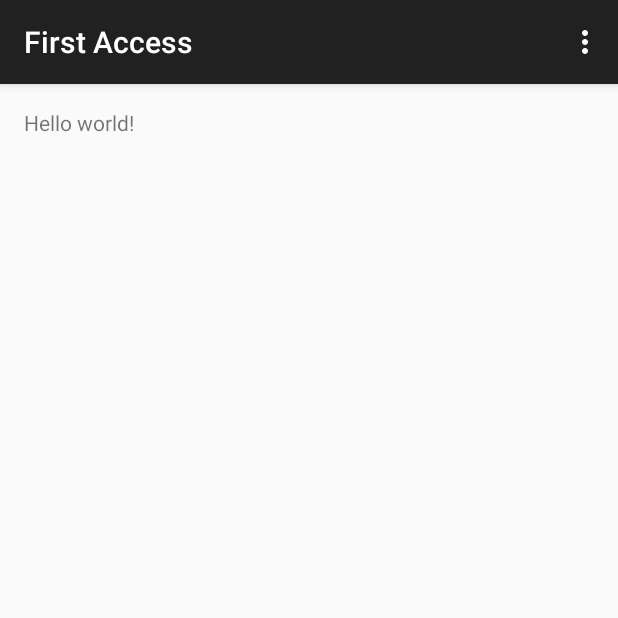
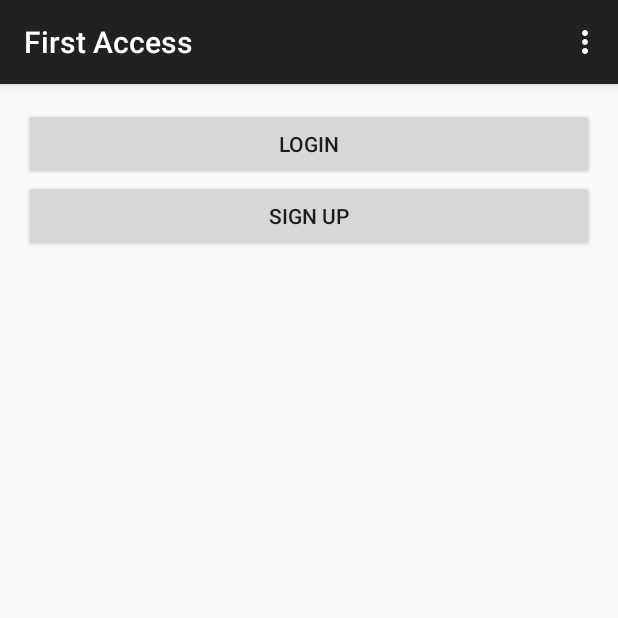
Before and after one commit to caps7744/sound4u, an Android app: the screen it shows after launch (FirstAccessActivity), on a phone screen of 412 x 824 dp, the top half of it. Run offline under Robolectric (Android 15) with nearby library versions, the phone set to English and light mode, and no system bars.

Commit message:
Changed Splash Screen look and feel and timeouts. Created First Access Activity. Implemented part of the model (need to change a bit the Gift class and add the Sound one.

```diff
--- a/sound4u/src/main/AndroidManifest.xml
+++ b/sound4u/src/main/AndroidManifest.xml
@@ -15,6 +15,7 @@
         android:theme="@style/AppTheme" >
         <activity
             android:name=".SplashActivity"
+            android:theme="@android:style/Theme.NoTitleBar.Fullscreen"
             android:label="@string/app_name" >
             <intent-filter>
                 <action android:name="android.intent.action.MAIN" />
@@ -22,7 +23,7 @@
             </intent-filter>
         </activity>
         <activity
-            android:name="it.polimi.dima.sound4u.FirstAccessActivity"
+            android:name=".FirstAccessActivity"
             android:label="@string/title_activity_first_access" >
         </activity>
         <activity
--- a/sound4u/src/main/java/it/polimi/dima/sound4u/FirstAccessActivity.java
+++ b/sound4u/src/main/java/it/polimi/dima/sound4u/FirstAccessActivity.java
@@ -1,15 +1,11 @@
 package it.polimi.dima.sound4u;
 
+import android.os.Bundle;
 import android.support.v7.app.ActionBarActivity;
-import android.support.v7.app.ActionBar;
-import android.support.v4.app.Fragment;
-import android.os.Bundle;
-import android.view.LayoutInflater;
 import android.view.Menu;
 import android.view.MenuItem;
 import android.view.View;
-import android.view.ViewGroup;
-import android.os.Build;
+import android.widget.Button;
 
 public class FirstAccessActivity extends ActionBarActivity {
 
@@ -17,12 +13,28 @@ public class FirstAccessActivity extends ActionBarActivity {
     protected void onCreate(Bundle savedInstanceState) {
         super.onCreate(savedInstanceState);
         setContentView(R.layout.activity_first);
+        final Button loginButton = (Button) findViewById(R.id.login_button);
+        loginButton.setOnClickListener(new View.OnClickListener() {
+            @Override
+            public void onClick(View v) {
+                doLogin();
+            }
+        });
+        final Button signupButton = (Button) findViewById(R.id.signup_button);
+        signupButton.setOnClickListener(new View.OnClickListener() {
+            @Override
+            public void onClick(View v) {
+                doSignUp();
+            }
+        });
+    }
 
-        if (savedInstanceState == null) {
-            getSupportFragmentManager().beginTransaction()
-                    .add(R.id.container, new DummyFragment())
-                    .commit();
-        }
+    private void doSignUp() {
+        // TODO
+    }
+
+    private void doLogin() {
+        // TODO
     }
 
 
@@ -46,20 +58,4 @@ public class FirstAccessActivity extends ActionBarActivity {
         return super.onOptionsItemSelected(item);
     }
 
-    /**
-     * A dummy fragment containing a simple view.
-     */
-    public static class DummyFragment extends Fragment {
-
-        public DummyFragment() {
-        }
-
-        @Override
-        public View onCreateView(LayoutInflater inflater, ViewGroup container,
-                Bundle savedInstanceState) {
-            View rootView = inflater.inflate(R.layout.fragment_first, container, false);
-            return rootView;
-        }
-    }
-
 }
--- a/sound4u/src/main/java/it/polimi/dima/sound4u/SplashActivity.java
+++ b/sound4u/src/main/java/it/polimi/dima/sound4u/SplashActivity.java
@@ -1,11 +1,11 @@
 package it.polimi.dima.sound4u;
 
+import android.app.Activity;
 import android.content.Intent;
 import android.os.Bundle;
 import android.os.Handler;
 import android.os.Message;
 import android.os.SystemClock;
-import android.support.v7.app.ActionBarActivity;
 import android.view.Menu;
 import android.view.MenuItem;
 import android.view.MotionEvent;
@@ -14,11 +14,11 @@ import android.widget.ImageView;
 
 import java.lang.ref.WeakReference;
 
-public class SplashActivity extends ActionBarActivity {
+public class SplashActivity extends Activity {
 
-    private static final long MIN_WAIT_INTERVAL = 1500L;
+    private static final long MIN_WAIT_INTERVAL = 3000L;
 
-    private static final long MAX_WAIT_INTERVAL = 3000L;
+    private static final long MAX_WAIT_INTERVAL = 6000L;
 
     private static final int GO_AHEAD_WHAT = 1;
 
--- a/sound4u/src/main/res/layout/activity_first.xml
+++ b/sound4u/src/main/res/layout/activity_first.xml
@@ -1,7 +1,24 @@
-<FrameLayout xmlns:android="http://schemas.android.com/apk/res/android"
-    xmlns:tools="http://schemas.android.com/tools"
-    android:id="@+id/container"
-    android:layout_width="match_parent"
-    android:layout_height="match_parent"
-    tools:context=".FirstAccessActivity"
-    tools:ignore="MergeRootFrame" />
+<?xml version="1.0" encoding="utf-8"?>
+<LinearLayout xmlns:android="http://schemas.android.com/apk/res/android"
+              xmlns:tools="http://schemas.android.com/tools"
+              android:layout_width="match_parent"
+              android:layout_height="match_parent"
+              android:paddingLeft="@dimen/activity_horizontal_margin"
+              android:paddingRight="@dimen/activity_horizontal_margin"
+              android:paddingTop="@dimen/activity_vertical_margin"
+              android:paddingBottom="@dimen/activity_vertical_margin"
+              tools:context=".SingupActivity"
+              android:orientation="vertical">
+
+    <Button
+            android:layout_width="fill_parent"
+            android:layout_height="wrap_content"
+            android:id="@+id/login_button"
+            android:text="@string/login_button" />
+
+    <Button
+            android:layout_width="fill_parent"
+            android:layout_height="wrap_content"
+            android:id="@+id/signup_button"
+            android:text="@string/signup_button" />
+</LinearLayout>
--- a/sound4u/src/main/res/layout/fragment_first.xml
+++ /dev/null
@@ -1,16 +0,0 @@
-<RelativeLayout xmlns:android="http://schemas.android.com/apk/res/android"
-    xmlns:tools="http://schemas.android.com/tools"
-    android:layout_width="match_parent"
-    android:layout_height="match_parent"
-    android:paddingLeft="@dimen/activity_horizontal_margin"
-    android:paddingRight="@dimen/activity_horizontal_margin"
-    android:paddingTop="@dimen/activity_vertical_margin"
-    android:paddingBottom="@dimen/activity_vertical_margin"
-    tools:context=".FirstAccessActivity$DummyFragment">
-
-    <TextView
-        android:text="@string/hello_world"
-        android:layout_width="wrap_content"
-        android:layout_height="wrap_content" />
-
-</RelativeLayout>
--- a/sound4u/src/main/res/values/strings.xml
+++ b/sound4u/src/main/res/values/strings.xml
@@ -6,5 +6,7 @@
     <string name="action_settings">Settings</string>
     <string name="title_activity_first_access">First Access</string>
     <string name="title_activity_singup">Signup</string>
+    <string name="login_button">Login</string>
+    <string name="signup_button">Sign Up</string>
 
 </resources>
```
Also changed, not shown: sound4u/src/main/java/it/polimi/dima/sound4u/model/Gift.java (added, +126 -0 lines), sound4u/src/main/java/it/polimi/dima/sound4u/model/User.java (added, +209 -0 lines), sound4u/src/main/res/layout/fragment_splash.xml (deleted, +0 -16 lines).
